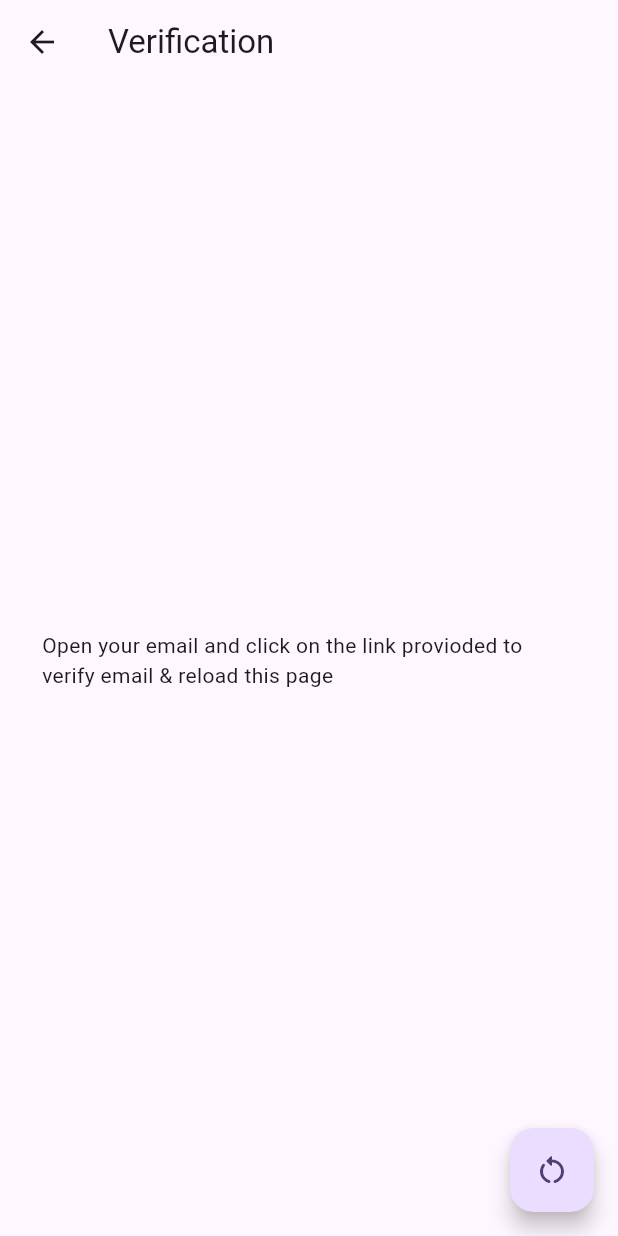
After one commit to NguyenVanManh0802/doctorAppoinmentApp, a Flutter app: the Verify screen opened directly, on a phone screen of 412 x 824 dp. The commit adds this screen. Run offline on Flutter 3.47's test engine with Material 3 defaults, Android fonts, the phone set to English and light mode, and no system bars; our stand-ins replace firebase_auth, firebase_core, get; accounts and stored records are empty; network calls fail.

Commit message:
verify email,forgot password

```diff
--- a/lib/main.dart
+++ b/lib/main.dart
@@ -1,6 +1,7 @@
 import 'package:doctor_app/wrapper.dart';
 import 'package:flutter/material.dart';
 import 'package:firebase_core/firebase_core.dart';
+import 'package:get/get_navigation/src/root/get_material_app.dart';
 import 'firebase_options.dart';
 Future<void> main() async {
   WidgetsFlutterBinding.ensureInitialized();
@@ -16,7 +17,7 @@ class MyApp extends StatelessWidget {
   // This widget is the root of your application.
   @override
   Widget build(BuildContext context) {
-    return MaterialApp(
+    return GetMaterialApp(
       title: 'Flutter Demo',
       theme: ThemeData(
         // This is the theme of your application.
@@ -37,6 +38,7 @@ class MyApp extends StatelessWidget {
         colorScheme: ColorScheme.fromSeed(seedColor: Colors.deepPurple),
       ),
       home: Wrapper(),
+      debugShowCheckedModeBanner: false,
     );
   }
 }
--- /dev/null
+++ b/lib/verify.dart
@@ -0,0 +1,47 @@
+import 'package:doctor_app/wrapper.dart';
+import 'package:firebase_auth/firebase_auth.dart';
+import 'package:flutter/material.dart';
+import 'package:get/get.dart';
+
+class Verify extends StatefulWidget {
+  const Verify({super.key});
+
+  @override
+  State<Verify> createState() => _VerifyState();
+}
+
+class _VerifyState extends State<Verify> {
+
+  @override
+  void initState()
+  {
+    sendverifylink();
+    super.initState();
+  }
+  sendverifylink()async{
+    final user =FirebaseAuth.instance.currentUser!;
+    await user.sendEmailVerification().then((value)=>{
+      Get.snackbar('Link sent','A link has been send to your email',margin :EdgeInsets.all(30),snackPosition:SnackPosition.BOTTOM )
+    });
+  }
+  reload()async{
+    await FirebaseAuth.instance.currentUser!.reload().then((value)=>{Get.offAll(Wrapper())});
+  }
+
+  @override
+  Widget build(BuildContext context) {
+    return Scaffold(
+      appBar: AppBar(title: Text("Verification"),),
+      body: Padding(
+          padding: const EdgeInsets.all(28),
+          child: Center(
+            child: Text('Open your email and click on the link provioded to verify email & reload this page'),
+          ),
+      ),
+      floatingActionButton: FloatingActionButton(
+          onPressed: (()=>reload()),
+          child: Icon(Icons.restart_alt_rounded),
+      )
+    );
+  }
+}
--- a/lib/wrapper.dart
+++ b/lib/wrapper.dart
@@ -1,5 +1,6 @@
 import 'package:doctor_app/homepage.dart';
 import 'package:doctor_app/login.dart';
+import 'package:doctor_app/verify.dart';
 import 'package:firebase_auth/firebase_auth.dart';
 import 'package:firebase_core/firebase_core.dart';
 import 'package:flutter/material.dart';
@@ -19,7 +20,14 @@ class _WrapperState extends State<Wrapper> {
           builder: (context , snapshot){
             if(snapshot.hasData)
               {
-                return Homepage();
+                if(snapshot.data!.emailVerified)
+                  {
+                    return Homepage();
+                  }
+                else
+                  {
+                    return Verify();
+                  }
               }
             else
               {
--- a/pubspec.yaml
+++ b/pubspec.yaml
@@ -36,6 +36,7 @@ dependencies:
   cupertino_icons: ^1.0.8
   firebase_core: ^3.13.0
   firebase_auth: ^5.5.2
+  get: ^4.7.2
 
 dev_dependencies:
   flutter_test:
```
Also changed, not shown: lib/forgot.dart (added, +46 -0 lines), lib/login.dart (+27 -3 lines), lib/signup.dart (added, +51 -0 lines), pubspec.lock.
